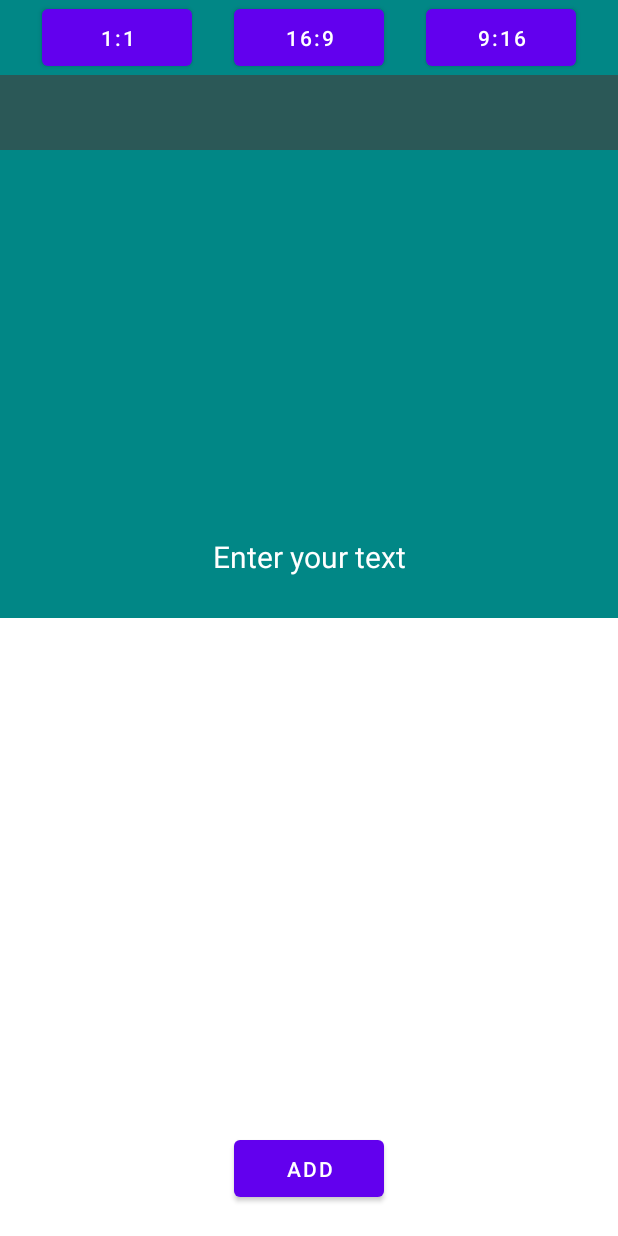
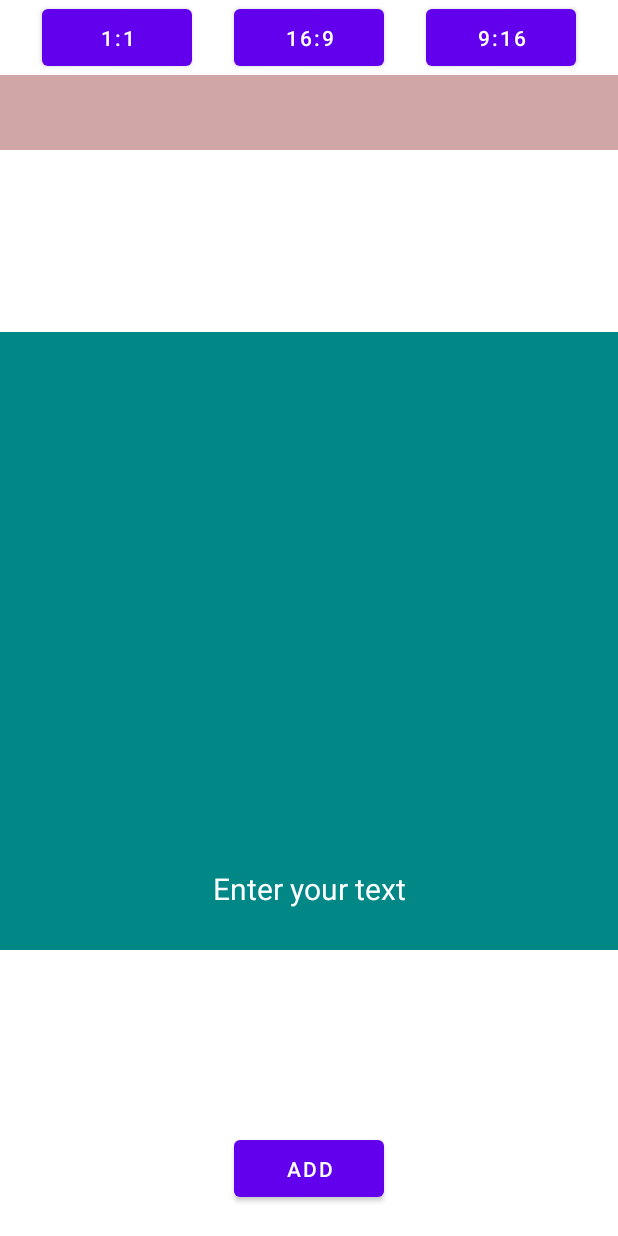
Before and after one commit to QuanCua/QBSticker, an Android app: the screen it shows after launch (MainActivity), after a tap on "1:1", on a phone screen of 412 x 824 dp. Run offline under Robolectric (Android 15) with nearby library versions, the phone set to English and light mode, and no system bars; pictures from the network do not load; 1 other tap on this screen came first.

```diff
--- a/app/src/main/res/layout/activity_main.xml
+++ b/app/src/main/res/layout/activity_main.xml
@@ -10,11 +10,11 @@
         android:id="@+id/qbStickerView"
         android:layout_width="match_parent"
         android:layout_height="match_parent"
+        android:background="@color/teal_700"
         app:layout_constraintBottom_toTopOf="@+id/btnAddText"
         app:layout_constraintEnd_toEndOf="parent"
         app:layout_constraintStart_toStartOf="parent"
-        app:layout_constraintTop_toBottomOf="@+id/edtInputText"
-        android:background="@color/teal_700"/>
+        app:layout_constraintTop_toBottomOf="@+id/edtInputText"/>
 
     <EditText
         android:id="@+id/edtInputText"
--- a/qbsticker/src/main/java/com/quanbd/qbsticker/QBStickerView.kt
+++ b/qbsticker/src/main/java/com/quanbd/qbsticker/QBStickerView.kt
@@ -5,11 +5,11 @@ import android.content.res.Resources
 import android.graphics.*
 import android.util.AttributeSet
 import android.util.Log
-import android.view.GestureDetector
-import android.view.MotionEvent
-import android.view.ScaleGestureDetector
-import android.view.ViewGroup
+import android.view.*
 import android.widget.FrameLayout
+import android.widget.LinearLayout
+import android.widget.RelativeLayout
+import androidx.constraintlayout.widget.ConstraintLayout
 import androidx.core.view.GestureDetectorCompat
 import com.quanbd.qbsticker.gesture.MoveGestureDetector
 import com.quanbd.qbsticker.gesture.RotateGestureDetector
@@ -19,6 +19,7 @@ class QBStickerView(context: Context, attrs: AttributeSet) : FrameLayout(context
     companion object {
         const val TAG = "QBStickerView"
         val widthScreen = Resources.getSystem().displayMetrics.widthPixels
+        val heightScreen = Resources.getSystem().displayMetrics.heightPixels
         val ICON_SIZE = widthScreen * 0.075f
     }
 
@@ -105,8 +106,11 @@ class QBStickerView(context: Context, attrs: AttributeSet) : FrameLayout(context
 
     fun updateSize(newWidth: Int, newHeight: Int) {
         isSizeChange = true
-        val params = ViewGroup.LayoutParams(newWidth, newHeight)
-        this.layoutParams = params
+        this.layoutParams.apply {
+            width = newWidth
+            height = newHeight
+            requestLayout()
+        }
     }
 
     private fun setDefaultTranslation(qbTextView: QBTextView) {
@@ -185,6 +189,9 @@ class QBStickerView(context: Context, attrs: AttributeSet) : FrameLayout(context
     }
 
     inner class RotateListener : RotateGestureDetector.SimpleOnRotateGestureListener() {
+        override fun onRotateBegin(detector: RotateGestureDetector): Boolean {
+            return true
+        }
         override fun onRotate(detector: RotateGestureDetector): Boolean {
             if (textSelected != null && isPointerDown) {
                 textSelected?.updateRotate(-detector.rotationDegreesDelta)
@@ -229,7 +236,7 @@ class QBStickerView(context: Context, attrs: AttributeSet) : FrameLayout(context
 
     override fun onSizeChanged(w: Int, h: Int, oldw: Int, oldh: Int) {
         super.onSizeChanged(w, h, oldw, oldh)
-        Log.v("onLayout", "onSizeChanged")
+        Log.v(TAG, "onSizeChanged")
 
         if (isSizeChange) {
             if (oldw == 0 || oldh == 0) return
@@ -243,9 +250,4 @@ class QBStickerView(context: Context, attrs: AttributeSet) : FrameLayout(context
             }
         }
     }
-
-    override fun onMeasure(widthMeasureSpec: Int, heightMeasureSpec: Int) {
-        super.onMeasure(widthMeasureSpec, heightMeasureSpec)
-        setMeasuredDimension(measuredWidth, measuredHeight)
-    }
 }
```
Also changed, not shown: qbsticker/src/main/java/com/quanbd/qbsticker/gesture/TwoFingerGestureDetector.kt (+5 -4 lines).
